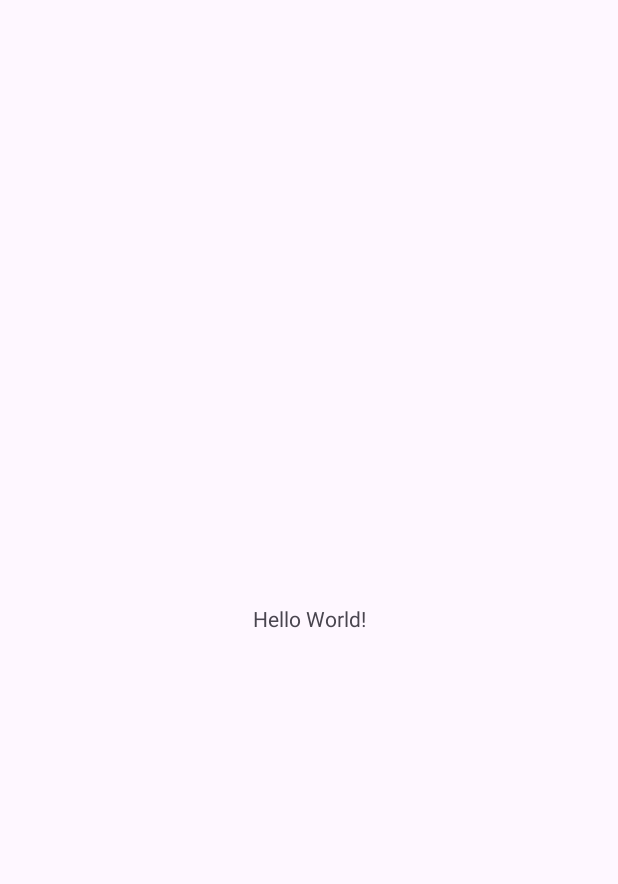
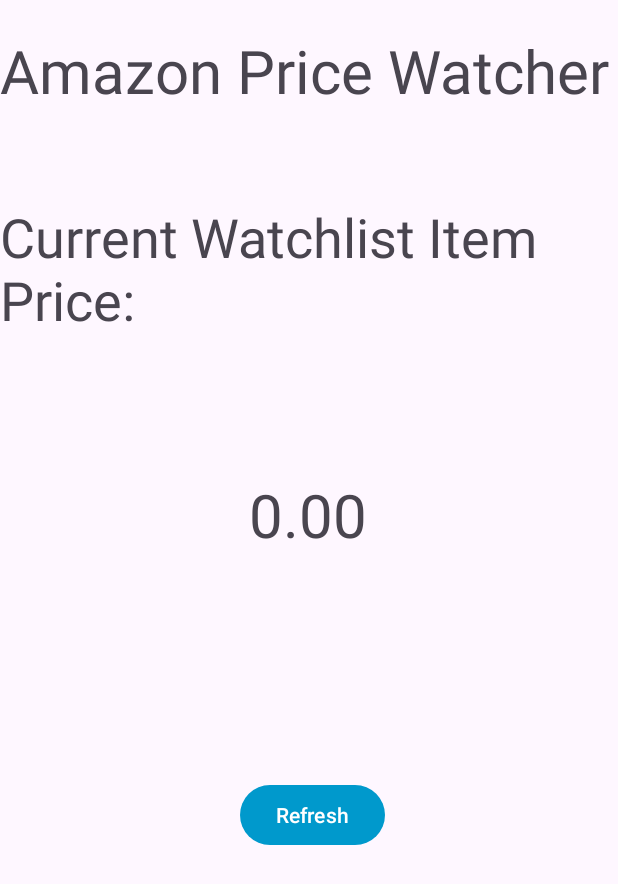
Before and after one commit to ny5us/AndroidStudioProjects, an Android app: the screen it shows after launch (MainActivity), on a phone screen of 412 x 824 dp. Before the commit the part shown is almost empty. Shown: the top 884 px of the screen. Run offline under Robolectric (Android 15) with nearby library versions, the phone set to English and light mode, and no system bars.

Commit message:
layout and constraints etc.
layout and constraints etc.

```diff
--- a/PriceWatcher/app/src/main/res/layout/activity_main.xml
+++ b/PriceWatcher/app/src/main/res/layout/activity_main.xml
@@ -7,12 +7,60 @@
     tools:context=".MainActivity">
 
     <TextView
+        android:id="@+id/textView3"
         android:layout_width="wrap_content"
         android:layout_height="wrap_content"
-        android:text="Hello World!"
+        android:text="Amazon Price Watcher"
+        android:textSize="40sp"
         app:layout_constraintBottom_toBottomOf="parent"
         app:layout_constraintEnd_toEndOf="parent"
+        app:layout_constraintHorizontal_bias="0.0"
         app:layout_constraintStart_toStartOf="parent"
-        app:layout_constraintTop_toTopOf="parent" />
+        app:layout_constraintTop_toTopOf="parent"
+        app:layout_constraintVertical_bias="0.026" />
+
+    <TextView
+        android:id="@+id/textView"
+        android:layout_width="wrap_content"
+        android:layout_height="wrap_content"
+        android:layout_marginTop="69dp"
+        android:layout_marginBottom="46dp"
+        android:text="Current Watchlist Item Price:"
+        android:textSize="36sp"
+        app:layout_constraintBottom_toTopOf="@+id/textView2"
+        app:layout_constraintEnd_toEndOf="parent"
+        app:layout_constraintStart_toStartOf="parent"
+        app:layout_constraintTop_toBottomOf="@+id/textView3" />
+
+    <TextView
+        android:id="@+id/textView2"
+        android:layout_width="wrap_content"
+        android:layout_height="wrap_content"
+        android:layout_marginStart="166dp"
+        android:layout_marginTop="46dp"
+        android:layout_marginEnd="167dp"
+        android:layout_marginBottom="86dp"
+        android:text="0.00"
+        android:textSize="40sp"
+        app:layout_constraintBottom_toTopOf="@+id/button"
+        app:layout_constraintEnd_toEndOf="parent"
+        app:layout_constraintStart_toStartOf="parent"
+        app:layout_constraintTop_toBottomOf="@+id/textView" />
+
+    <Button
+        android:id="@+id/button"
+        android:layout_width="wrap_content"
+        android:layout_height="wrap_content"
+        android:layout_marginStart="160dp"
+        android:layout_marginTop="63dp"
+        android:layout_marginEnd="153dp"
+        android:layout_marginBottom="267dp"
+        android:text="Refresh"
+        app:backgroundTint="@android:color/holo_blue_dark"
+        app:layout_constraintBottom_toBottomOf="parent"
+        app:layout_constraintEnd_toEndOf="parent"
+        app:layout_constraintHorizontal_bias="0.0"
+        app:layout_constraintStart_toStartOf="parent"
+        app:layout_constraintTop_toBottomOf="@+id/textView2" />
 
 </androidx.constraintlayout.widget.ConstraintLayout>
```
